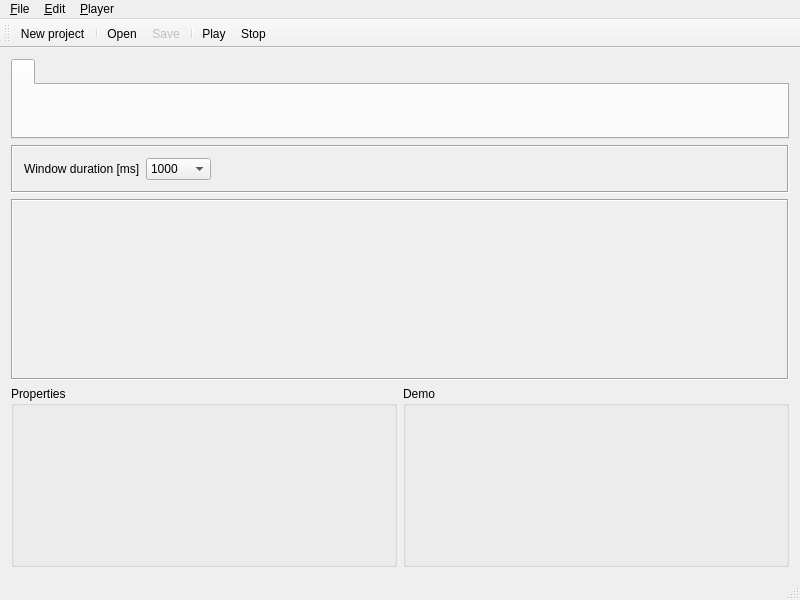
olegyurchenko/audio-illuminated, file illumination-edit/editorwindow.ui: the form before one commit.
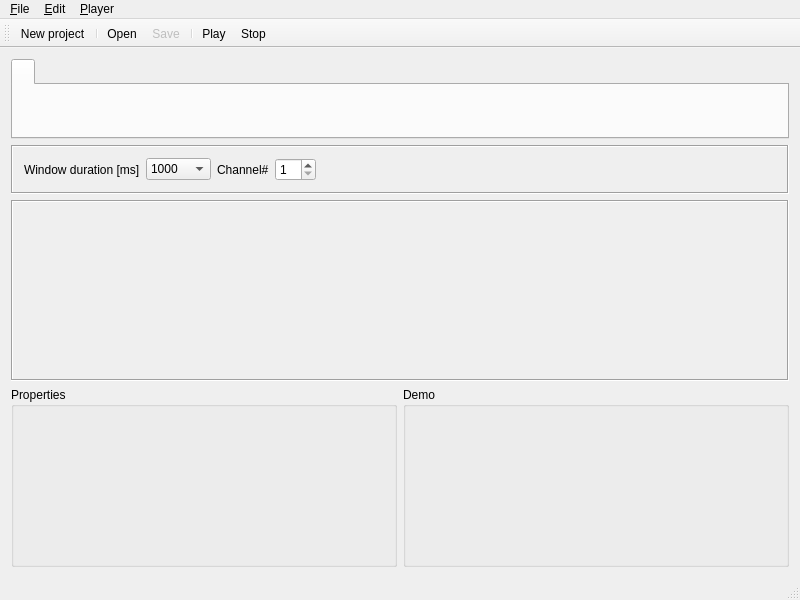
The form after the commit. Icons and pictures are not drawn. Custom widgets are drawn as their Qt base class.

What changed in the file:
```diff
--- a/illumination-edit/editorwindow.ui
+++ b/illumination-edit/editorwindow.ui
@@ -61,15 +61,13 @@
       </property>
       <layout class="QHBoxLayout" name="horizontalLayout_2">
        <item>
-        <layout class="QFormLayout" name="formLayout">
-         <item row="0" column="0">
           <widget class="QLabel" name="durationComboLabel">
            <property name="text">
             <string>Window duration [ms]</string>
            </property>
           </widget>
          </item>
-         <item row="0" column="1">
+       <item>
           <widget class="QComboBox" name="windowDurationCombo">
            <property name="currentIndex">
             <number>2</number>
@@ -101,7 +99,19 @@
            </item>
           </widget>
          </item>
-        </layout>
+       <item>
+        <widget class="QLabel" name="channelLabel">
+         <property name="text">
+          <string>Channel#</string>
+         </property>
+        </widget>
+       </item>
+       <item>
+        <widget class="QSpinBox" name="channelSpin">
+         <property name="minimum">
+          <number>1</number>
+         </property>
+        </widget>
        </item>
        <item>
         <spacer name="horizontalSpacer">
@@ -110,7 +120,7 @@
          </property>
          <property name="sizeHint" stdset="0">
           <size>
-           <width>398</width>
+           <width>476</width>
            <height>20</height>
           </size>
          </property>
@@ -197,7 +207,7 @@
      <x>0</x>
      <y>0</y>
      <width>800</width>
-     <height>25</height>
+     <height>18</height>
     </rect>
    </property>
    <widget class="QMenu" name="menu_File">
```
Left out of the diff: 17 changed lines with no effect on the pictures. Lines whose indentation alone changed are shown as unchanged.
